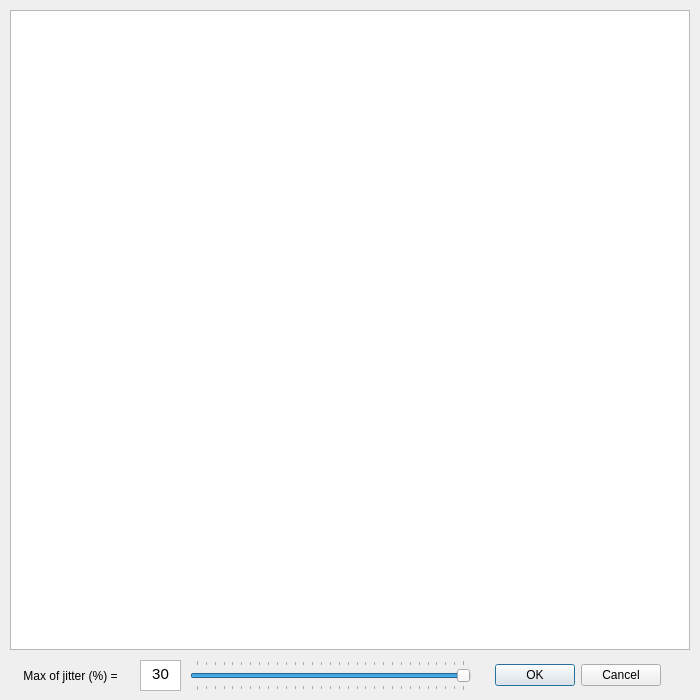
Qt form SNet-master/tablemetric.ui (nguyenvantin971996/SDNLoadBalancer) before a commit.
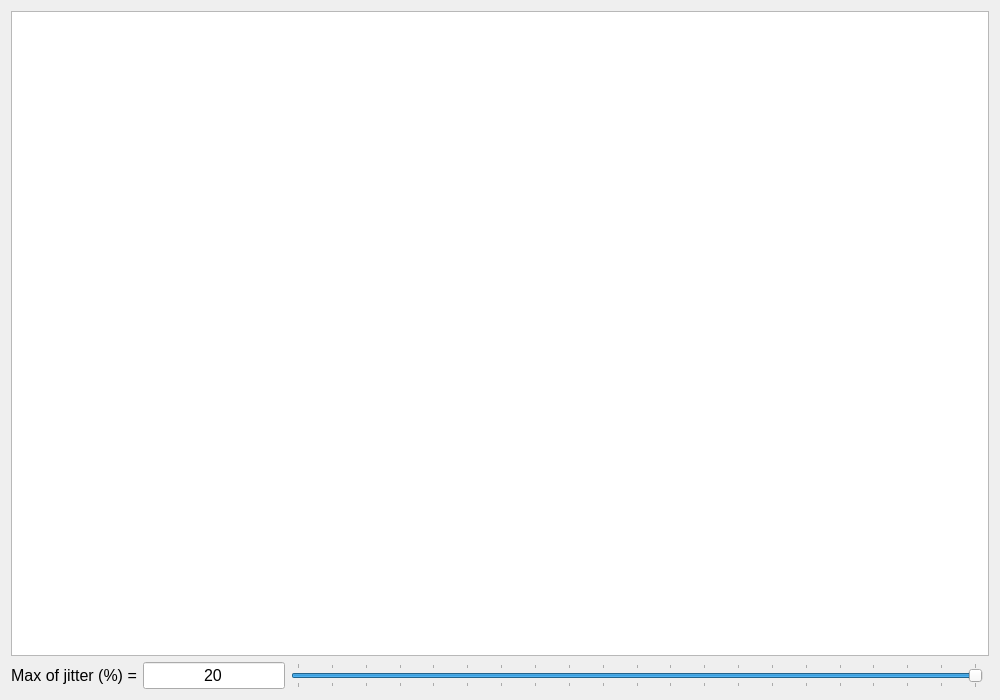
The same form after that commit.

Diff of the .ui file:
```diff
--- a/SNet-master/tablemetric.ui
+++ b/SNet-master/tablemetric.ui
@@ -6,82 +6,96 @@
    <rect>
     <x>0</x>
     <y>0</y>
-    <width>700</width>
+    <width>1000</width>
     <height>700</height>
    </rect>
   </property>
+  <property name="sizePolicy">
+   <sizepolicy hsizetype="Expanding" vsizetype="Expanding">
+    <horstretch>0</horstretch>
+    <verstretch>0</verstretch>
+   </sizepolicy>
+  </property>
   <property name="windowTitle">
    <string>Result of evolutionary algorithm</string>
   </property>
+  <layout class="QGridLayout" name="gridLayout">
+   <item row="0" column="0" colspan="4">
   <widget class="QTableWidget" name="tableWidget">
-   <property name="geometry">
-    <rect>
-     <x>10</x>
-     <y>10</y>
-     <width>680</width>
-     <height>640</height>
-    </rect>
-   </property>
-  </widget>
-  <widget class="QTextEdit" name="textEdit">
+     <property name="sizePolicy">
+      <sizepolicy hsizetype="Preferred" vsizetype="Preferred">
+       <horstretch>0</horstretch>
+       <verstretch>0</verstretch>
+      </sizepolicy>
+     </property>
+     <property name="font">
+      <font>
+       <pointsize>12</pointsize>
+      </font>
+     </property>
+    </widget>
+   </item>
+   <item row="1" column="0">
+    <widget class="QLabel" name="label">
+     <property name="sizePolicy">
+      <sizepolicy hsizetype="Fixed" vsizetype="Fixed">
+       <horstretch>0</horstretch>
+       <verstretch>0</verstretch>
+      </sizepolicy>
+     </property>
+     <property name="font">
+      <font>
+       <pointsize>12</pointsize>
+      </font>
+     </property>
+     <property name="text">
+      <string>Max of jitter (%) =</string>
+     </property>
+     <property name="alignment">
+      <set>Qt::AlignCenter</set>
+     </property>
+    </widget>
+   </item>
+   <item row="1" column="1">
+    <widget class="QLineEdit" name="lineEdit">
    <property name="enabled">
     <bool>true</bool>
    </property>
-   <property name="geometry">
-    <rect>
-     <x>140</x>
-     <y>660</y>
-     <width>41</width>
-     <height>31</height>
-    </rect>
-   </property>
    <property name="sizePolicy">
     <sizepolicy hsizetype="Fixed" vsizetype="Fixed">
      <horstretch>0</horstretch>
      <verstretch>0</verstretch>
     </sizepolicy>
    </property>
-   <property name="html">
-    <string>&lt;!DOCTYPE HTML PUBLIC &quot;-//W3C//DTD HTML 4.0//EN&quot; &quot;http://www.w3.org/TR/REC-html40/strict.dtd&quot;&gt;
-&lt;html&gt;&lt;head&gt;&lt;meta name=&quot;qrichtext&quot; content=&quot;1&quot; /&gt;&lt;style type=&quot;text/css&quot;&gt;
-p, li { white-space: pre-wrap; }
-&lt;/style&gt;&lt;/head&gt;&lt;body style=&quot; font-family:'Ubuntu'; font-size:11pt; font-weight:400; font-style:normal;&quot;&gt;
-&lt;p align=&quot;center&quot; style=&quot; margin-top:0px; margin-bottom:0px; margin-left:0px; margin-right:0px; -qt-block-indent:0; text-indent:0px;&quot;&gt;30&lt;/p&gt;&lt;/body&gt;&lt;/html&gt;</string>
-   </property>
-  </widget>
-  <widget class="QDialogButtonBox" name="buttonBox">
-   <property name="geometry">
-    <rect>
-     <x>490</x>
-     <y>660</y>
-     <width>171</width>
-     <height>31</height>
-    </rect>
-   </property>
-   <property name="orientation">
-    <enum>Qt::Horizontal</enum>
-   </property>
-   <property name="standardButtons">
-    <set>QDialogButtonBox::Cancel|QDialogButtonBox::Ok</set>
-   </property>
-  </widget>
+     <property name="font">
+      <font>
+       <family>Ubuntu</family>
+       <pointsize>12</pointsize>
+      </font>
+     </property>
+     <property name="text">
+      <string>20</string>
+     </property>
+     <property name="alignment">
+      <set>Qt::AlignCenter</set>
+     </property>
+    </widget>
+   </item>
+   <item row="1" column="2">
   <widget class="QSlider" name="horizontalSlider">
-   <property name="geometry">
-    <rect>
-     <x>190</x>
-     <y>660</y>
-     <width>281</width>
-     <height>31</height>
-    </rect>
+     <property name="font">
+      <font>
+       <pointsize>12</pointsize>
+      </font>
    </property>
    <property name="contextMenuPolicy">
     <enum>Qt::DefaultContextMenu</enum>
    </property>
    <property name="maximum">
-    <number>30</number>
+      <number>20</number>
    </property>
    <property name="value">
-    <number>30</number>
+      <number>20</number>
    </property>
    <property name="orientation">
     <enum>Qt::Horizontal</enum>
@@ -96,28 +110,8 @@
     <enum>QSlider::TicksBothSides</enum>
    </property>
   </widget>
-  <widget class="QLabel" name="label">
-   <property name="geometry">
-    <rect>
-     <x>10</x>
-     <y>660</y>
-     <width>121</width>
-     <height>31</height>
-    </rect>
-   </property>
-   <property name="sizePolicy">
-    <sizepolicy hsizetype="Fixed" vsizetype="Fixed">
-     <horstretch>0</horstretch>
-     <verstretch>0</verstretch>
-    </sizepolicy>
-   </property>
-   <property name="text">
-    <string>Max of jitter (%) =</string>
-   </property>
-   <property name="alignment">
-    <set>Qt::AlignCenter</set>
-   </property>
-  </widget>
+   </item>
+  </layout>
  </widget>
  <resources/>
  <connections>
```
Left out of the diff: 35 changed lines with no effect on the pictures. Lines whose indentation alone changed are shown as unchanged.
